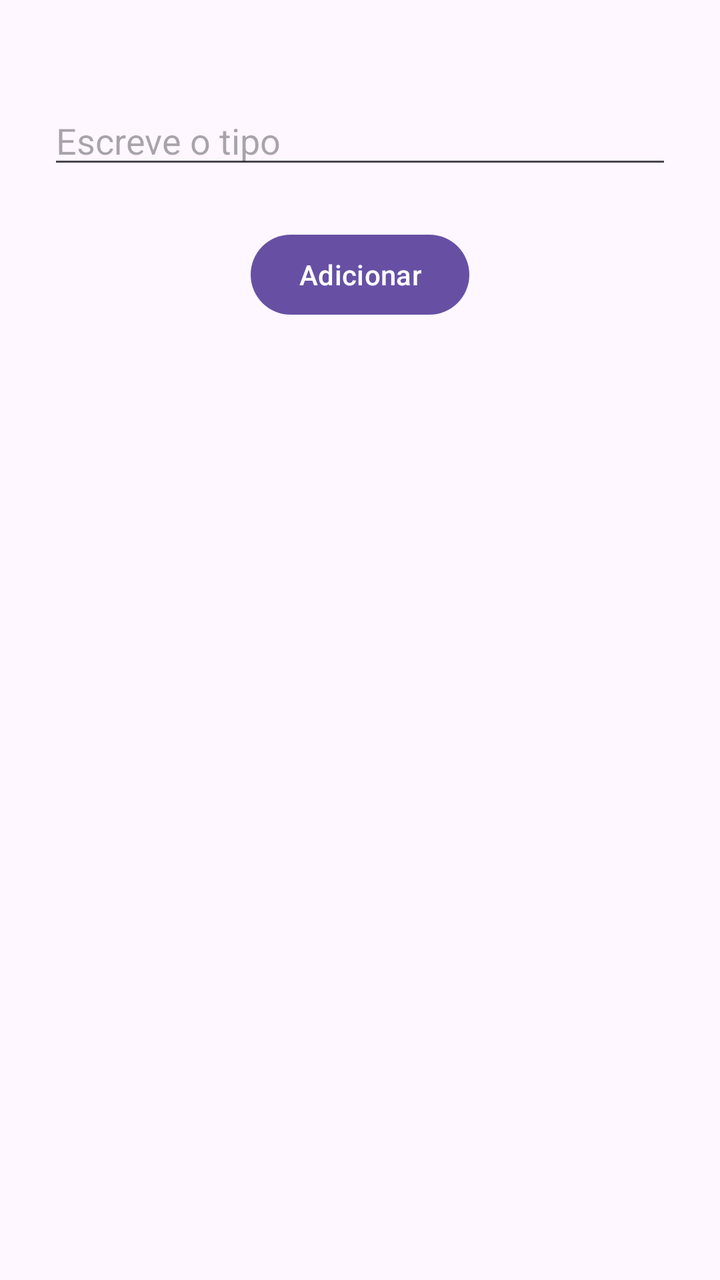
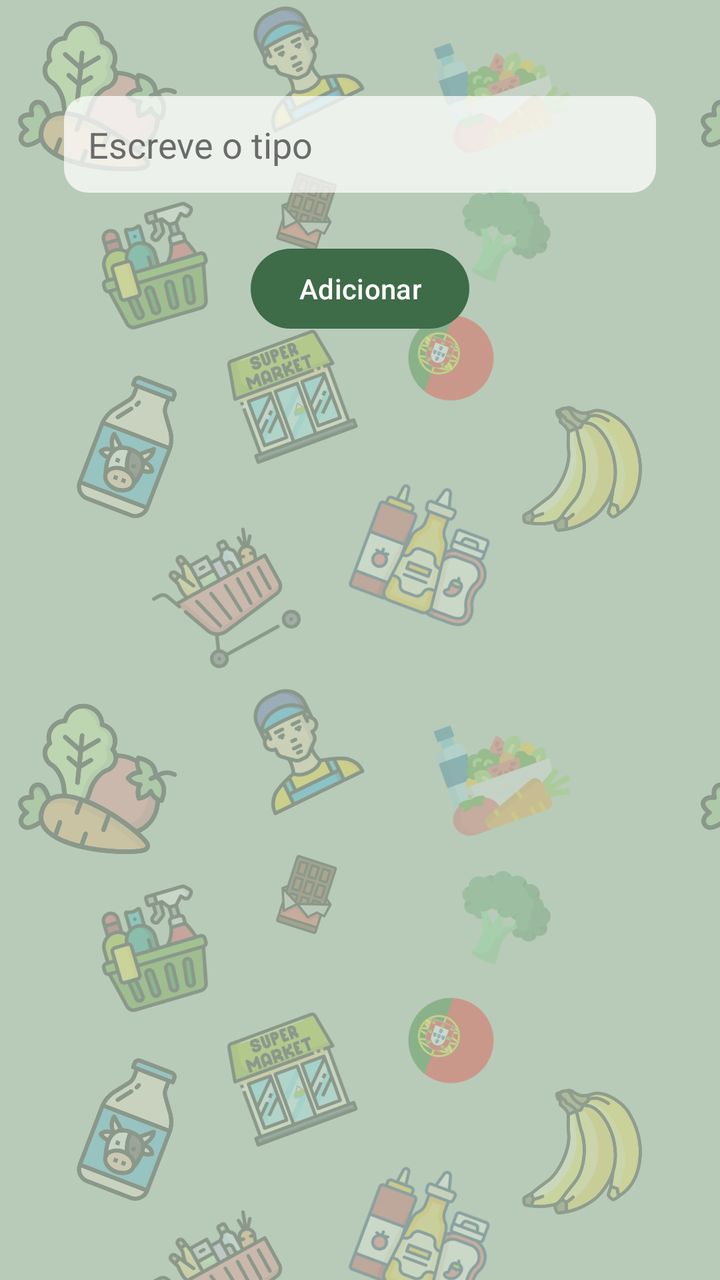

Compare the two renders of this Android layout. The source of the first and the diff that turns it into the second are given below.
<!-- AndroidManifest.xml: application theme Theme.ProjectDroid_1220893_1241190 -->
<!-- res/layout/activity_criar_tipo.xml -->
<?xml version="1.0" encoding="utf-8"?>
<androidx.constraintlayout.widget.ConstraintLayout xmlns:android="http://schemas.android.com/apk/res/android"
    xmlns:tools="http://schemas.android.com/tools"
    xmlns:app="http://schemas.android.com/apk/res-auto"
    android:id="@+id/main"
    android:layout_width="match_parent"
    android:layout_height="match_parent"
    tools:context=".ui.CriarTipo">

    <EditText
        android:id="@+id/editTextNovoTipo"
        android:layout_width="0dp"
        android:layout_height="wrap_content"
        android:layout_marginStart="24dp"
        android:layout_marginTop="48dp"
        android:layout_marginEnd="24dp"
        android:hint="Escreve o tipo"
        android:inputType="text"
        android:maxLines="1"
        app:layout_constraintEnd_toEndOf="parent"
        app:layout_constraintStart_toStartOf="parent"
        app:layout_constraintTop_toTopOf="parent" />

    <Button
        android:id="@+id/buttonConfirmarTipo"
        android:layout_width="wrap_content"
        android:layout_height="wrap_content"
        android:layout_marginTop="24dp"
        android:text="Adicionar"
        app:layout_constraintEnd_toEndOf="parent"
        app:layout_constraintStart_toStartOf="parent"
        app:layout_constraintTop_toBottomOf="@id/editTextNovoTipo" />

</androidx.constraintlayout.widget.ConstraintLayout>
<!-- resources referenced by this layout -->
<resources>
  <style name="Theme.ProjectDroid_1220893_1241190" parent="Base.Theme.ProjectDroid_1220893_1241190" />
  <style name="Base.Theme.ProjectDroid_1220893_1241190" parent="Theme.Material3.DayNight.NoActionBar">
          
          
      </style>
</resources>

<!-- the commit's change to res/layout/activity_criar_tipo.xml (unified diff, before → after) -->
@@ -11,9 +11,9 @@
         android:id="@+id/editTextNovoTipo"
         android:layout_width="0dp"
         android:layout_height="wrap_content"
-        android:layout_marginStart="24dp"
+        android:layout_marginStart="32dp"
         android:layout_marginTop="48dp"
-        android:layout_marginEnd="24dp"
+        android:layout_marginEnd="32dp"
         android:hint="Escreve o tipo"
         android:inputType="text"
         android:maxLines="1"
<!-- resource entries referenced after the edit -->
@@ -3,7 +3,40 @@
   <style name="Theme.ProjectDroid_1220893_1241190" parent="Base.Theme.ProjectDroid_1220893_1241190" />
   <style name="Base.Theme.ProjectDroid_1220893_1241190" parent="Theme.Material3.DayNight.NoActionBar">
           
+          <item name="android:windowBackground">@drawable/fundo_supermercado</item>
+  
           
+          <item name="colorPrimary">@color/verde_botao</item>
+          <item name="colorOnPrimary">@color/white</item>
+          <item name="colorPrimaryContainer">@color/verde_botao</item>
+  
+          
+          <item name="editTextStyle">@style/fundoElementosLayout</item>
+          <item name="spinnerStyle">@style/fundoElementosLayout</item>
+  
+  
+  
       </style>
+  <!-- drawable fundo_supermercado (drawable) -->
+  <?xml version="1.0" encoding="utf-8"?>
+  <bitmap xmlns:android="http://schemas.android.com/apk/res/android"
+      android:src="@drawable/padrao_fundo"
+      android:tileMode="repeat" />
+  <color name="verde_botao">#3E6B48</color>
+  <color name="white">#FFFFFFFF</color>
+  <style name="fundoElementosLayout" parent="Widget.AppCompat.EditText">
+          <item name="android:background">@drawable/fundo_edittext</item>
+          <item name="android:padding">12dp</item>
+          <item name="android:textColor">#222222</item>
+          <item name="android:textColorHint">#6B6B6B</item>
+      </style>
+  <!-- drawable padrao_fundo: png bitmap (drawable-nodpi, 387805 bytes) -->
+  <!-- drawable fundo_edittext (drawable) -->
+  <?xml version="1.0" encoding="utf-8"?>
+  <shape xmlns:android="http://schemas.android.com/apk/res/android"
+      android:shape="rectangle">
+      <solid android:color="#BCFFFFFF" />
+      <corners android:radius="12dp" />
+  </shape>
 </resources>
 
